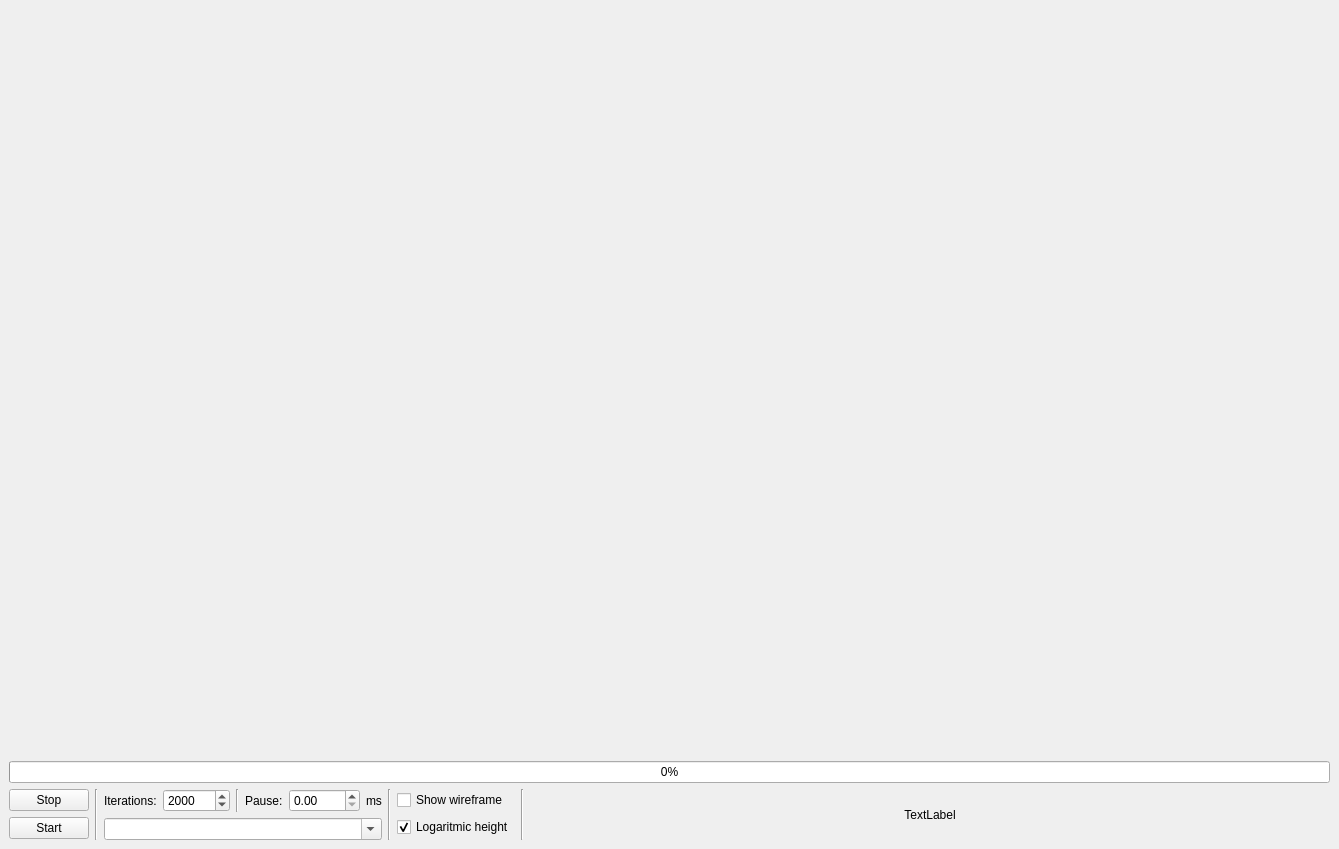
This is src/gui/ui/MainWindow.ui in urosjarc/optimization as Qt 5 draws it before an edit. The edited form follows.
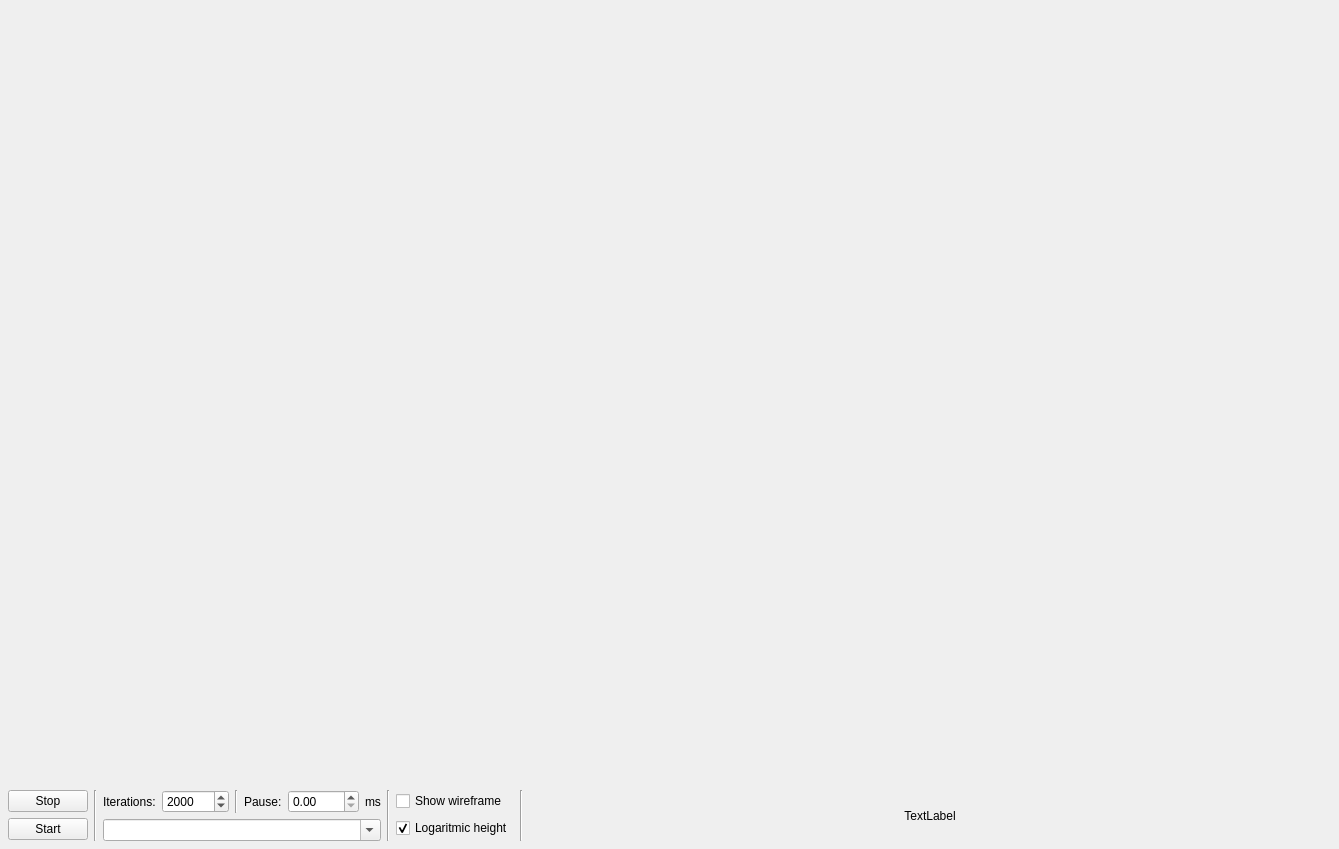
This is the edited form.

Patch:
```diff
--- a/src/gui/ui/MainWindow.ui
+++ b/src/gui/ui/MainWindow.ui
@@ -32,11 +32,19 @@
    <string>Optimization test</string>
   </property>
   <widget class="QWidget" name="centralwidget">
-   <layout class="QGridLayout" name="gridLayout_3">
-    <item row="0" column="0">
-     <layout class="QVBoxLayout" name="verticalLayout_3">
-      <item>
        <layout class="QVBoxLayout" name="verticalLayout_2">
+    <property name="leftMargin">
+     <number>0</number>
+    </property>
+    <property name="topMargin">
+     <number>0</number>
+    </property>
+    <property name="rightMargin">
+     <number>0</number>
+    </property>
+    <property name="bottomMargin">
+     <number>0</number>
+    </property>
         <item>
          <layout class="QHBoxLayout" name="widgetsHL">
           <property name="spacing">
@@ -57,15 +65,20 @@
           </item>
          </layout>
         </item>
-        <item>
-         <widget class="QProgressBar" name="progressPB">
-          <property name="value">
-           <number>0</number>
-          </property>
-         </widget>
-        </item>
         <item>
          <layout class="QHBoxLayout" name="horizontalLayout_3">
+      <property name="leftMargin">
+       <number>8</number>
+      </property>
+      <property name="topMargin">
+       <number>0</number>
+      </property>
+      <property name="rightMargin">
+       <number>8</number>
+      </property>
+      <property name="bottomMargin">
+       <number>8</number>
+      </property>
           <item>
            <layout class="QVBoxLayout" name="verticalLayout">
             <item>
@@ -249,10 +262,6 @@
                <set>Qt::AlignCenter</set>
               </property>
              </widget>
-            </item>
-           </layout>
-          </item>
-         </layout>
         </item>
        </layout>
       </item>
```
Lines whose indentation alone changed are shown as unchanged.
